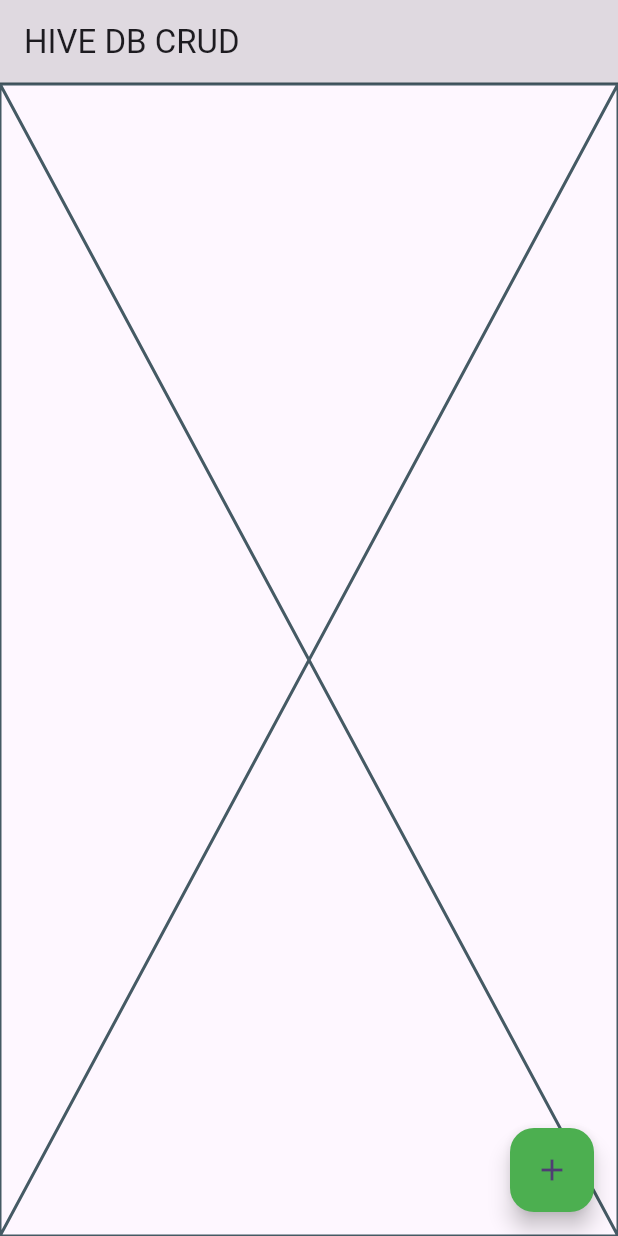
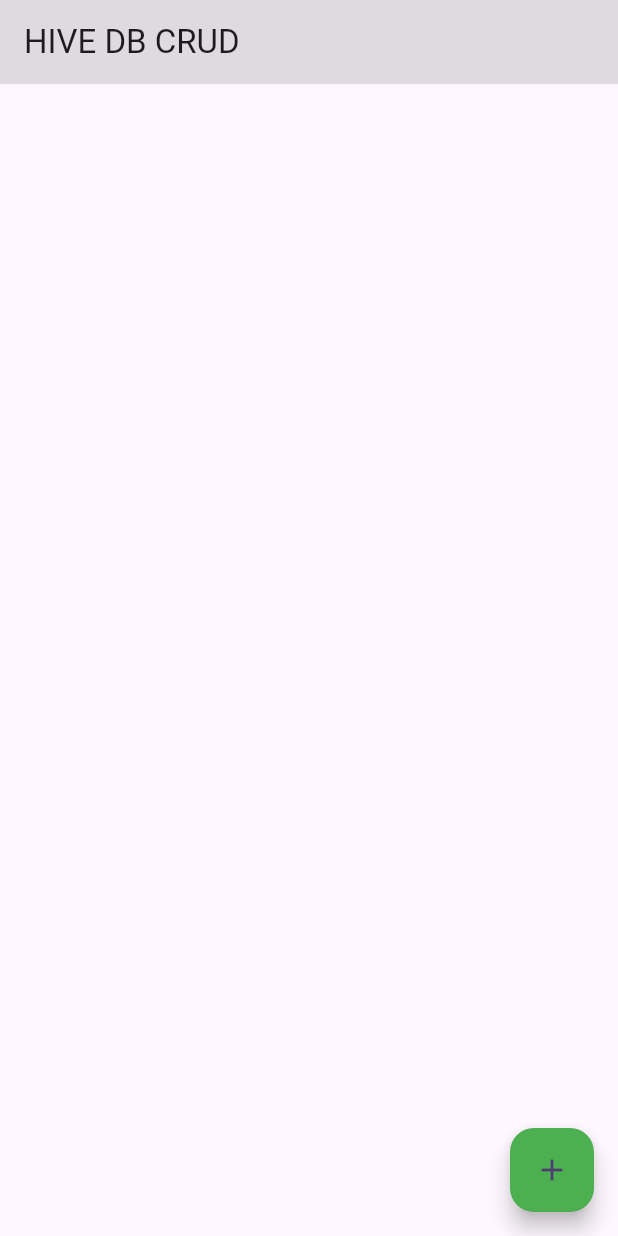
Before and after one commit to vladoja/flutter_guys_hive_todo_app, a Flutter app: the screen it shows after launch, on a phone screen of 412 x 824 dp. Run offline on Flutter 3.47's test engine with Material 3 defaults, Android fonts, the light colour scheme and no system bars; our stand-ins replace hive, hive_flutter; accounts and stored records are empty.

Commit message:
Showing items as ListTile via ValueListenableBuilder

```diff
--- a/lib/main.dart
+++ b/lib/main.dart
@@ -1,6 +1,6 @@
 import 'package:flutter/foundation.dart';
 import 'package:flutter/material.dart';
-import 'package:hive/hive.dart';
+import 'package:hive_flutter/adapters.dart';
 import 'package:path_provider/path_provider.dart';
 
 import 'todo_item.dart';
@@ -38,7 +38,7 @@ class MyApp extends StatelessWidget {
         future: _todoService.getAllTodos(),
         builder:
             (BuildContext context, AsyncSnapshot<List<TodoItem>> snapshot) {
-          List<Widget> children;
+          // List<Widget> children;
           if (snapshot.connectionState == ConnectionState.done) {
             return TodoListPage(
               todoService: _todoService,
@@ -68,7 +68,24 @@ class TodoListPage extends StatelessWidget {
         backgroundColor: Colors.black12,
         actions: [],
       ),
-      body: const Placeholder(),
+      body: ValueListenableBuilder(
+        valueListenable: Hive.box<TodoItem>('todoBox').listenable(),
+        builder: (context, Box<TodoItem> box, _) {
+          return ListView.builder(
+            itemCount: box.length,
+            itemBuilder: (context, index) {
+              final todo = box.getAt(index);
+              return ListTile(
+                title: Text(todo!.title),
+                leading: Checkbox(
+                  onChanged: (value) {},
+                  value: todo.isCompleted,
+                ),
+              );
+            },
+          );
+        },
+      ),
       floatingActionButton: FloatingActionButton(
         backgroundColor: Colors.green,
         onPressed: () async {
```
